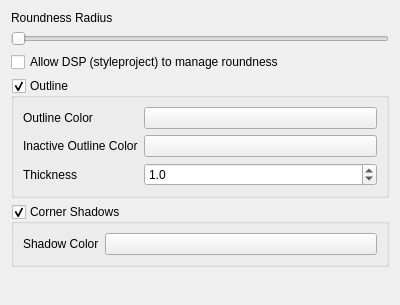
Before: the Qt Designer form shapecorners_config.ui in matinlotfali/KDE-Rounded-Corners, drawn with Qt 5.
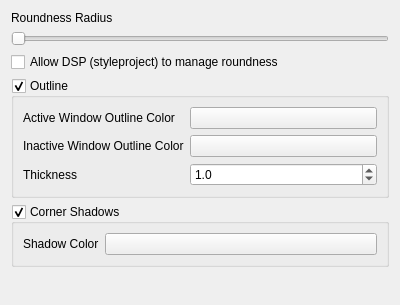
After: the same form once the commit is applied. Custom widgets are drawn as their Qt base class.

Commit message: Made color labels more consistent

Patch:
```diff
--- a/shapecorners_config.ui
+++ b/shapecorners_config.ui
@@ -66,7 +66,7 @@
           <item row="0" column="0">
            <widget class="QLabel" name="outlineColorLabel">
             <property name="text">
-             <string>Outline Color</string>
+             <string>Active Window Outline Color</string>
             </property>
            </widget>
           </item>
@@ -106,7 +106,7 @@
           <item row="1" column="0">
            <widget class="QLabel" name="inactiveOutlineColorLabel">
             <property name="text">
-             <string>Inactive Outline Color</string>
+             <string>Inactive Window Outline Color</string>
             </property>
            </widget>
           </item>
```
